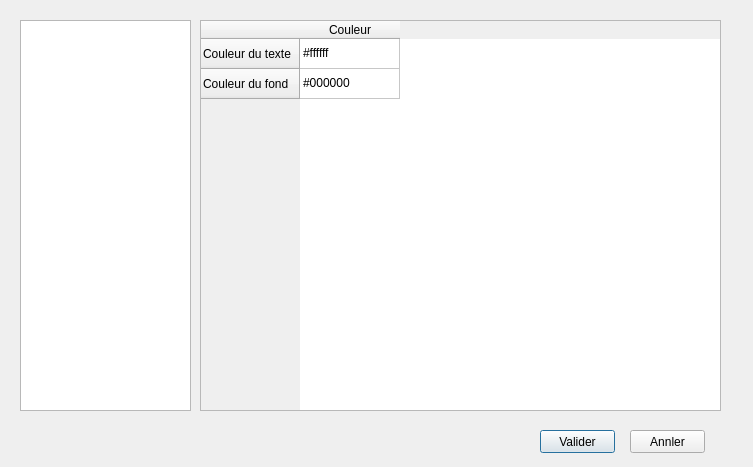
Bramas/SimTex, file source/dialogconfig.ui: the form before one commit.
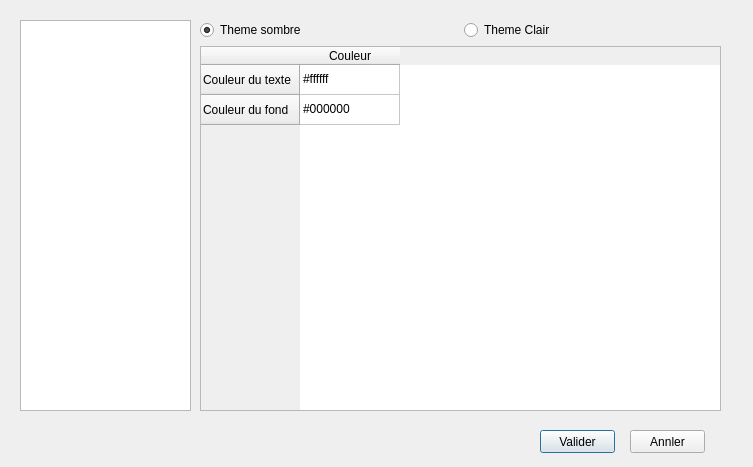
The form after the commit.

Patch:
```diff
--- a/source/dialogconfig.ui
+++ b/source/dialogconfig.ui
@@ -43,7 +43,7 @@
       </rect>
      </property>
      <layout class="QGridLayout" name="gridLayout">
-      <item row="0" column="0">
+      <item row="2" column="0">
        <widget class="QTableWidget" name="tableWidget">
         <row>
          <property name="text">
@@ -72,6 +72,27 @@
         </item>
        </widget>
       </item>
+      <item row="0" column="0">
+       <layout class="QHBoxLayout" name="horizontalLayout">
+        <item>
+         <widget class="QRadioButton" name="radioButton_2">
+          <property name="text">
+           <string>Theme sombre</string>
+          </property>
+          <property name="checked">
+           <bool>true</bool>
+          </property>
+         </widget>
+        </item>
+        <item>
+         <widget class="QRadioButton" name="radioButton">
+          <property name="text">
+           <string>Theme Clair</string>
+          </property>
+         </widget>
+        </item>
+       </layout>
+      </item>
      </layout>
     </widget>
    </widget>
```
